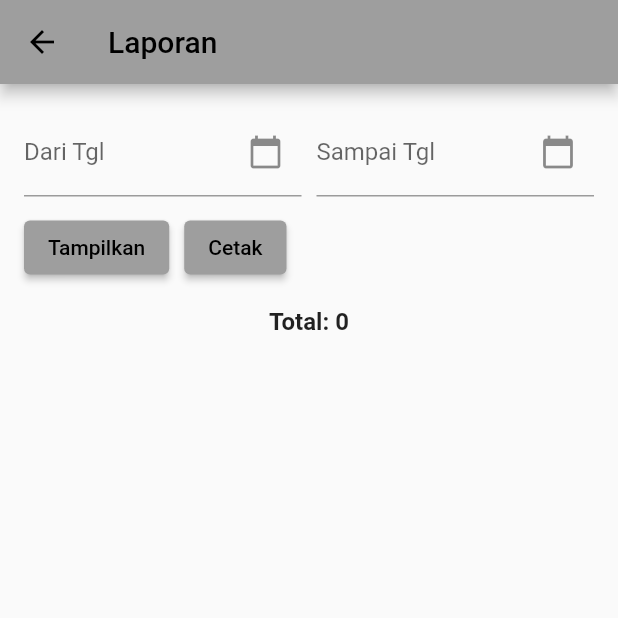
After one commit to nugmoris/pos, a Flutter app: the JualPage screen opened by its route, after a tap on the "report off" icon, on a phone screen of 412 x 824 dp, the top half of it. The commit adds this screen. Run offline on Flutter 3.47's test engine with Material 2 defaults, Android fonts, the phone set to English and light mode, and no system bars; missing offline and left inert: barcode_scan2, blue_thermal_printer; network calls fail.

```diff
--- a/lib/jual.dart
+++ b/lib/jual.dart
@@ -29,7 +29,7 @@ class _JualPageState extends State<JualPage> {
   void initState() {
     super.initState();
     jumlahController.addListener(_updateSubtotalAndTotal);
-    notransController.text = 'fdsfddaf';
+    notransController.text = 'notrans';
     // Inisialisasi printer Bluetooth
   }
 
@@ -158,6 +158,55 @@ class _JualPageState extends State<JualPage> {
     }
   }
 
+  void searchTransactions() async {
+    try {
+      // Ambil tanggal hari ini
+      String today = DateFormat('yyyy-MM-dd').format(DateTime.now());
+
+      // Panggil API untuk mengambil laporan penjualan
+      List<Map<String, dynamic>> result =
+          await ApiService.lapjual(today, today, "1");
+
+      // Tampilkan hasil dalam bentuk dialog
+      showDialog(
+        context: context,
+        builder: (BuildContext context) {
+          return AlertDialog(
+            title: Text('Hasil Pencarian'),
+            content: SingleChildScrollView(
+              scrollDirection: Axis.horizontal,
+              child: SingleChildScrollView(
+                scrollDirection: Axis.vertical,
+                child: DataTable(
+                  columns: const [
+                    DataColumn(label: Text('No Transaksi')),
+                    DataColumn(label: Text('Total')),
+                  ],
+                  rows: result.map((data) {
+                    return DataRow(cells: [
+                      DataCell(Text(data['notrans'])),
+                      DataCell(Text(data['tot'])),
+                    ]);
+                  }).toList(),
+                ),
+              ),
+            ),
+            actions: <Widget>[
+              TextButton(
+                child: Text('Tutup'),
+                onPressed: () {
+                  Navigator.of(context).pop(); // Tutup dialog
+                },
+              ),
+            ],
+          );
+        },
+      );
+    } catch (e) {
+      print('Error fetching transaction data: $e');
+    }
+  }
+
   Future<void> fetchProductDetails() async {
     try {
       var details = await ApiService.crbarang("username", barcodeResult);
@@ -258,7 +307,10 @@ class _JualPageState extends State<JualPage> {
                 Text('No Transaksi: ${notransController.text}'),
                 Text(
                     'Tanggal: ${DateFormat('dd-MM-yyyy').format(DateTime.now())}'),
-                Text('Grand Total: $grandTotal'),
+                Text(
+                  'Grand Total: $grandTotal',
+                  style: TextStyle(fontWeight: FontWeight.bold, fontSize: 16),
+                ),
                 TextField(
                   controller: paymentController,
                   decoration: InputDecoration(
@@ -325,6 +377,7 @@ class _JualPageState extends State<JualPage> {
               ),
               controller: notransController,
             ),
+            SizedBox(height: 10),
             Row(
               children: [
                 Expanded(
@@ -455,23 +508,46 @@ class _JualPageState extends State<JualPage> {
               ],
             ),
             Row(
+              mainAxisAlignment: MainAxisAlignment.spaceBetween,
+              children: [
+                // Bagian A
+                Expanded(
+                  child: Text(
+                    'Grand Total: ${calculateGrandTotal()}',
+                    textAlign: TextAlign.left, // Menyelaraskan teks ke kiri
+                    style: TextStyle(fontWeight: FontWeight.bold, fontSize: 16),
+                  ),
+                ),
+
+                // Bagian B
+                Expanded(
+                  child: Row(
                     mainAxisAlignment: MainAxisAlignment.spaceEvenly,
                     children: [
-                Text(
-                    'Grand Total: ${calculateGrandTotal()}'), // Memanggil fungsi yang sudah diformat
                       IconButton(
                         icon: Icon(Icons.payment),
-                  onPressed: !transaksiData.any((item) => item['llunas'] == '1')
+                        onPressed:
+                            !transaksiData.any((item) => item['llunas'] == '1')
                                 ? showPaymentDialog
                                 : null,
                       ),
                       IconButton(
                         icon: Icon(Icons.print),
-                  onPressed: printData, // Tambahkan fungsi print
+                        onPressed: printData,
                       ),
                       IconButton(
                         icon: Icon(Icons.search),
-                  onPressed: () {}, // Tambahkan fungsi cari
+                        onPressed:
+                            searchTransactions, // Panggil fungsi pencarian
+                      ),
+                      IconButton(
+                        icon: Icon(Icons.report_off_rounded),
+                        onPressed: () {
+                          Navigator.pushNamed(context, '/lapjual');
+                        }, // Tambahkan fungsi
+                      ),
+                    ],
+                  ),
                 ),
               ],
             ),
--- /dev/null
+++ b/lib/laporan.dart
@@ -0,0 +1,202 @@
+import 'package:flutter/material.dart';
+import 'package:intl/intl.dart';
+
+import 'service.dart';
+
+class LapPage extends StatefulWidget {
+  @override
+  _LapPageState createState() => _LapPageState();
+}
+
+class _LapPageState extends State<LapPage> {
+  final NumberFormat numberFormat = NumberFormat.decimalPattern('en');
+
+  DateTime? selectedDate1;
+  DateTime? selectedDate2;
+  String selectedServer = 'ALL';
+  num nominalTotal = 0;
+  num nominalMenangTotal = 0;
+
+  Future<List<Map<String, dynamic>>> _fetchData() async {
+    try {
+      final List<Map<String, dynamic>> data = await ApiService.lapjual(
+          selectedDate1?.toString() ?? '',
+          selectedDate2?.toString() ?? '',
+          '2');
+      return data;
+    } catch (e) {
+      //print('Error fetching data: $e');
+      return [];
+    }
+  }
+
+  Future<void> _selectDate1(BuildContext context) async {
+    final DateTime? pickedDate = await showDatePicker(
+      context: context,
+      initialDate: selectedDate1 ?? DateTime.now(),
+      firstDate: DateTime(2000),
+      lastDate: DateTime(2100),
+    );
+
+    if (pickedDate != null && pickedDate != selectedDate1) {
+      setState(() {
+        selectedDate1 = pickedDate;
+      });
+    }
+  }
+
+  Future<void> _selectDate2(BuildContext context) async {
+    final DateTime? pickedDate = await showDatePicker(
+      context: context,
+      initialDate: selectedDate2 ?? DateTime.now(),
+      firstDate: DateTime(2000),
+      lastDate: DateTime(2100),
+    );
+
+    if (pickedDate != null && pickedDate != selectedDate2) {
+      setState(() {
+        selectedDate2 = pickedDate;
+      });
+    }
+  }
+
+  @override
+  Widget build(BuildContext context) {
+    return Scaffold(
+      appBar: AppBar(
+        title: Text('Laporan'),
+      ),
+      body: Column(
+        children: [
+          Padding(
+            padding: EdgeInsets.all(16.0),
+            child: Column(
+              children: [
+                Row(
+                  children: [
+                    Expanded(
+                      child: GestureDetector(
+                        onTap: () => _selectDate1(context),
+                        child: AbsorbPointer(
+                          child: TextField(
+                            decoration: InputDecoration(
+                              labelText: 'Dari Tgl',
+                              suffixIcon: Icon(Icons.calendar_today),
+                            ),
+                            controller: TextEditingController(
+                              text:
+                                  selectedDate1?.toString().split(' ')[0] ?? '',
+                            ),
+                          ),
+                        ),
+                      ),
+                    ),
+                    SizedBox(width: 10),
+                    Expanded(
+                      child: GestureDetector(
+                        onTap: () => _selectDate2(context),
+                        child: AbsorbPointer(
+                          child: TextField(
+                            decoration: InputDecoration(
+                              labelText: 'Sampai Tgl',
+                              suffixIcon: Icon(Icons.calendar_today),
+                            ),
+                            controller: TextEditingController(
+                              text:
+                                  selectedDate2?.toString().split(' ')[0] ?? '',
+                            ),
+                          ),
+                        ),
+                      ),
+                    ),
+                  ],
+                ),
+                SizedBox(height: 10),
+                Row(
+                  children: [
+                    ElevatedButton(
+                      onPressed: () {
+                        setState(() {
+                          _fetchData(); // Panggil fungsi _fetchData() saat tombol Tampilkan diklik
+                        });
+                      },
+                      child: Text('Tampilkan'),
+                    ),
+                    SizedBox(width: 10),
+                    ElevatedButton(
+                      onPressed: () {},
+                      child: Text('Cetak'),
+                    ),
+                  ],
+                ),
+              ],
+            ),
+          ),
+          Expanded(
+            child: FutureBuilder<List<Map<String, dynamic>>>(
+              future: _fetchData(),
+              builder: (context, snapshot) {
+                if (snapshot.connectionState == ConnectionState.waiting) {
+                  return Center(child: CircularProgressIndicator());
+                } else if (snapshot.hasError) {
+                  return Center(child: Text('Error fetching data'));
+                } else {
+                  final data = snapshot.data!;
+                  nominalTotal = 0;
+                  nominalMenangTotal = 0;
+                  data.forEach((item) {
+                    nominalTotal += int.parse(item['subttl'] ?? '0');
+                  });
+                  final numberFormat = NumberFormat.decimalPattern('id_ID');
+
+                  return Column(
+                    children: [
+                      Text(
+                        'Total: ${numberFormat.format(nominalTotal)}',
+                        style: TextStyle(
+                            fontWeight: FontWeight.bold, fontSize: 16),
+                      ),
+                      Expanded(
+                        child: ListView.builder(
+                          itemCount: data.length,
+                          itemBuilder: (context, index) {
+                            final item = data[index];
+                            final nrp = numberFormat.parse(item['nrp'] ?? '0');
+                            final subttl =
+                                numberFormat.parse(item['subttl'] ?? '0');
+
+                            return Container(
+                              child: Card(
+                                child: ListTile(
+                                  title: Text(item['notrans']),
+                                  subtitle: Column(
+                                    crossAxisAlignment:
+                                        CrossAxisAlignment.start,
+                                    children: [
+                                      Text('Tanggal: ${item['tgl']}'),
+                                      Text('kode: ${item['kdbarang']}'),
+                                      Text('Nama: ${item['nama']}'),
+                                      Text(
+                                          'Nominal: Rp.${numberFormat.format(nrp)}'),
+                                      Text('Qty: ${item['nqty']}'),
+                                      Text(
+                                          'Subttl: Rp.${numberFormat.format(subttl)}'),
+                                    ],
+                                  ),
+                                ),
+                              ),
+                            );
+                          },
+                        ),
+                      ),
+                    ],
+                  );
+                }
+              },
+            ),
+          ),
+        ],
+      ),
+    );
+  }
+}
--- a/lib/login.dart
+++ b/lib/login.dart
@@ -18,7 +18,7 @@ class _LoginPageState extends State<LoginPage> {
     final password = _passwordController.text;
 
     try {
-      final bagian = await ApiService.login(username, password);
+      final bagian = await ApiService.login2(username, password);
       //print('wooii..1');
       //print(bagian); // Cetak bagian untuk memastikan nilai yang diterima
 
--- a/lib/main.dart
+++ b/lib/main.dart
@@ -1,6 +1,7 @@
 import 'package:flutter/material.dart';
 
 import 'jual.dart';
+import 'laporan.dart';
 import 'login.dart';
 
 void main() {
@@ -23,6 +24,7 @@ class MyApp extends StatelessWidget {
         '/': (context) => LoginPage(),
         '/login': (context) => LoginPage(),
         '/jual': (context) => JualPage(),
+        '/lapjual': (context) => LapPage(),
 
         // '/jual': (context) {
         //   final args = ModalRoute.of(context)?.settings.arguments
--- a/lib/report.dart
+++ b/lib/report.dart
@@ -80,7 +80,7 @@ class _ReportPageState extends State<ReportPage> {
                 child: Column(
                   children: <Widget>[
                     Text(currentDate),
-                    Text(widget.varpbuser + ':' + widget.varnotrans),
+                    Text(widget.varnotrans),
                     ListView.builder(
                       shrinkWrap: true,
                       physics: NeverScrollableScrollPhysics(),
@@ -89,9 +89,9 @@ class _ReportPageState extends State<ReportPage> {
                         final numberFormat =
                             NumberFormat.decimalPattern('id_ID');
                         final nrp = numberFormat
-                            .parse(widget.reportData[index]['nrp'] ?? '0');
+                            .parse(widget.reportData[index]['subtotal'] ?? '0');
                         final nqty = numberFormat
-                            .parse(widget.reportData[index]['nqty'] ?? '0');
+                            .parse(widget.reportData[index]['jumlah'] ?? '0');
 
                         return ListTile(
                           title: Text(widget.reportData[index]['nama']),
--- a/lib/service.dart
+++ b/lib/service.dart
@@ -37,6 +37,40 @@ class ApiService {
       }
     } else {
       // print('Gagal login. Status code: ${response.statusCode}');
+      throw Exception('Failed to login');
+    }
+  }
+
+  static Future<dynamic> login2(String username, String password) async {
+    final url = '$root/api.php?action=LOGIN2';
+
+    final Map<String, String> jsonData = {
+      'user1': username,
+      'pass1': password,
+    };
+    print(url);
+    final response = await http.post(
+      Uri.parse(url),
+      body: jsonEncode(jsonData),
+      headers: {'Content-Type': 'application/json'},
+    );
+
+    if (response.statusCode == 200) {
+      try {
+        final jsonResponse = jsonDecode(response.body);
+
+        if (jsonResponse is List && jsonResponse.isNotEmpty) {
+          final user = jsonResponse[0];
+          final varnmuser = user['username'];
+          final varbagian = user['bagian'];
+          return varbagian;
+        } else {
+          throw Exception('Format JSON tidak valid');
+        }
+      } catch (e) {
+        throw Exception('Error parsing JSON');
+      }
+    } else {
       throw Exception('Failed to login');
     }
   }
@@ -104,11 +138,29 @@ class ApiService {
   ) async {
     final url =
         '$root/api.php?action=BAYARJL&nojual1=$nojual1&nrp1=$nrp1&user1=$user1&lks1=$lks1';
-    print(url);
+    //print(url);
     var response = await http.get(Uri.parse(url));
     if (response.statusCode == 200) {
       List<dynamic> jsonData = jsonDecode(response.body);
-      print(jsonData);
+      //print(jsonData);
+      return List<Map<String, dynamic>>.from(jsonData);
+    } else {
+      throw Exception('Failed to fetch report data');
+    }
+  }
+
+  static Future<List<Map<String, dynamic>>> lapjual(
+    String tgl1,
+    String tgl2,
+    String kondisi1,
+  ) async {
+    final url =
+        '$root/api.php?action=LAPJUAL&tgl1=$tgl1&tgl2=$tgl2&kondisi1=$kondisi1';
+    var response = await http.get(Uri.parse(url));
+    print(url);
+    if (response.statusCode == 200) {
+      List<dynamic> jsonData = jsonDecode(response.body);
+      //print(jsonData);
       return List<Map<String, dynamic>>.from(jsonData);
     } else {
       throw Exception('Failed to fetch report data');
```
Lines whose indentation alone changed are shown as unchanged.
